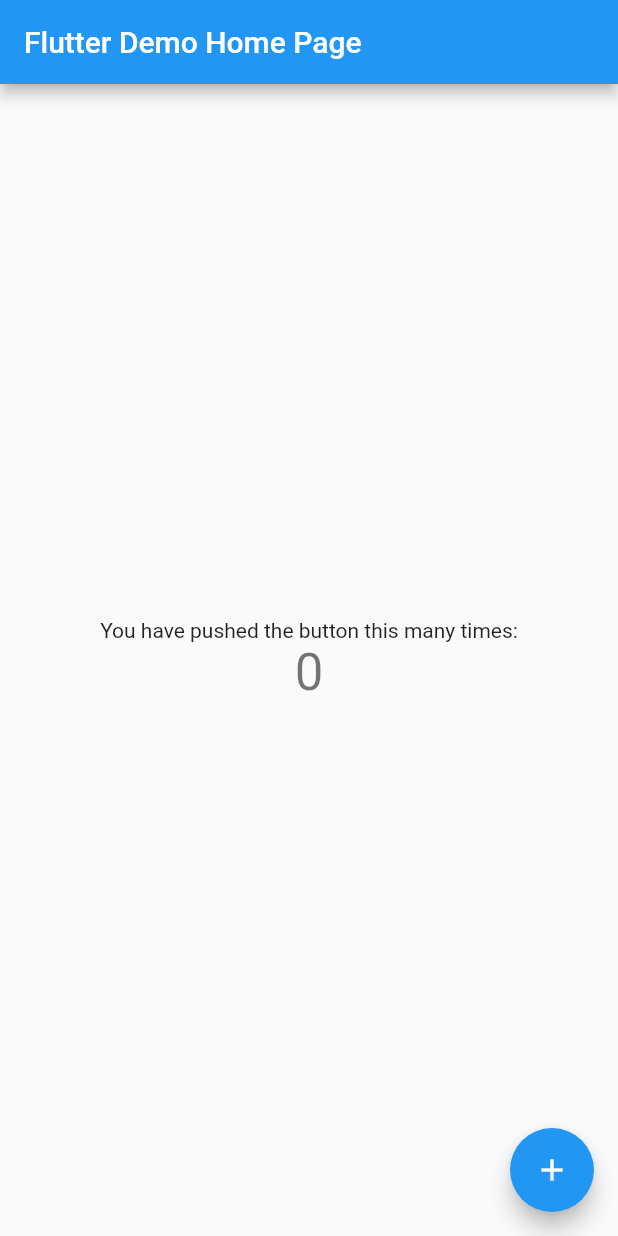
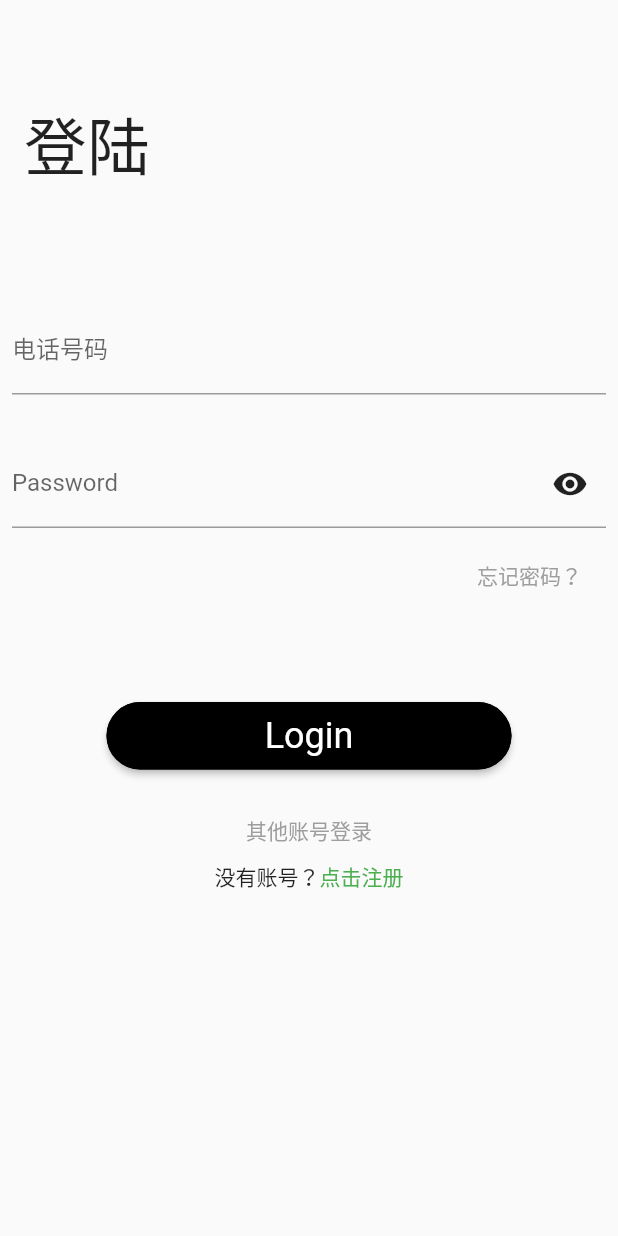
Before and after one commit to hl2015222050145/Flutter_Native, a Flutter app: the screen it shows after launch, on a phone screen of 412 x 824 dp. Run offline on Flutter 3.47's test engine with Material 2 defaults, Android fonts, the phone set to English and light mode, and no system bars.

Commit message:
登陆界面修改

```diff
--- /dev/null
+++ b/flutter_demo/lib/Login/UI/LoginPage.dart
@@ -0,0 +1,174 @@
+/*
+ * Created by mannyhuang on 2019/11/21.
+ * 登录页面
+ */
+
+import 'package:flutter/material.dart';
+//import 'package:groovin_material_icons/groovin_material_icons.dart';
+
+class LoginPage extends StatefulWidget {
+  @override
+  _LoginPageState createState() => _LoginPageState();
+}
+
+class _LoginPageState extends State<LoginPage> {
+//变量区域
+  final _formKey = GlobalKey<FormState>();
+  String _phoneNum, _password;
+  bool _isObscure = true;//密码是否显示
+  @override
+  Widget build(BuildContext context) {
+  return Scaffold(
+    body: SafeArea(
+      child: Form(
+        key: _formKey,
+        child: ListView(
+        padding: EdgeInsets.all(8.0),
+        children: <Widget>[
+          SizedBox(
+            height: 48,
+          ),
+          buildTitle(),
+          SizedBox(height: 70.0),
+          buildUserTextField(),
+          SizedBox(height: 30.0),
+          buildPasswordTextField(context),
+          buildForgetPasswordText(context),
+          SizedBox(height: 60.0),
+          buildLoginButton(context),
+          SizedBox(height: 30.0),
+          buildOtherLoginText(),
+          buildRegisterText(context),
+        ],
+      ),
+      ),
+    ),
+  );
+  }
+
+  Padding buildTitle() {
+    return Padding(
+      padding: EdgeInsets.all(8.0),
+      child: Text(
+        '登陆',
+        style: TextStyle(fontSize: 42.0),
+      ),
+    );
+  }
+  TextFormField buildUserTextField() {
+    return TextFormField(
+      decoration: InputDecoration(
+        labelText: '电话号码',
+      ),
+      validator: (String value) {
+        var emailReg = RegExp(
+            r"\d{3}-\d{8}|\d{4}-\{7,8}");
+        if (!emailReg.hasMatch(value)) {
+          return '请输入正确的电话号码';
+        }
+      },
+      onSaved: (String value) => _phoneNum = value,
+    );
+  }
+
+  TextFormField buildPasswordTextField(BuildContext context) {
+    return TextFormField(
+      onSaved: (String value) => _password = value,
+      obscureText: _isObscure,
+      validator: (String value) {
+        if (value.isEmpty) {
+          return '请输入密码';
+        }
+      },
+      decoration: InputDecoration(
+          labelText: 'Password',
+          suffixIcon: IconButton(
+              icon: Icon(
+                Icons.remove_red_eye,
+                color: Theme.of(context).iconTheme.color,
+              ),
+              onPressed: () {
+                setState(() {
+                  _isObscure = !_isObscure;
+                });
+              })),
+    );
+  }
+
+  Padding buildForgetPasswordText(BuildContext context) {
+    return Padding(
+      padding: const EdgeInsets.only(top: 8.0),
+      child: Align(
+        alignment: Alignment.centerRight,
+        child: FlatButton(
+          child: Text(
+            '忘记密码？',
+            style: TextStyle(fontSize: 14.0, color: Colors.grey),
+          ),
+          onPressed: () {
+            Navigator.pop(context);
+          },
+        ),
+      ),
+    );
+  }
+
+
+  Align buildLoginButton(BuildContext context) {
+    return Align(
+      child: SizedBox(
+        height: 45.0,
+        width: 270.0,
+        child: RaisedButton(
+          child: Text(
+            'Login',
+            style: Theme.of(context).primaryTextTheme.headline,
+          ),
+          color: Colors.black,
+          onPressed: () {
+            if (_formKey.currentState.validate()) {
+              _formKey.currentState.save();
+              print('email:$_phoneNum , assword:$_password');
+              Navigator.pop(context);
+            }
+          },
+          shape: StadiumBorder(side: BorderSide()),
+        ),
+      ),
+    );
+  }
+
+    Align buildOtherLoginText() {
+    return Align(
+        alignment: Alignment.center,
+        child: Text(
+          '其他账号登录',
+          style: TextStyle(color: Colors.grey, fontSize: 14.0),
+        ));
+  }
+
+    Align buildRegisterText(BuildContext context) {
+    return Align(
+      alignment: Alignment.center,
+      child: Padding(
+        padding: EdgeInsets.only(top: 10.0),
+        child: Row(
+          mainAxisAlignment: MainAxisAlignment.center,
+          children: <Widget>[
+            Text('没有账号？'),
+            GestureDetector(
+              child: Text(
+                '点击注册',
+                style: TextStyle(color: Colors.green),
+              ),
+              onTap: () {
+                print('去注册');
+                Navigator.pop(context);
+              },
+            ),
+          ],
+        ),
+      ),
+    );
+  }
+}
--- a/flutter_demo/lib/main.dart
+++ b/flutter_demo/lib/main.dart
@@ -1,4 +1,5 @@
 import 'package:flutter/material.dart';
+import 'Login/UI/LoginPage.dart';
 
 void main() => runApp(MyApp());
 
@@ -7,104 +8,11 @@
   @override
   Widget build(BuildContext context) {
     return MaterialApp(
-      title: 'Flutter Demo',
+      title: '登陆',
       theme: ThemeData(
-        // This is the theme of your application.
-        //
-        // Try running your application with "flutter run". You'll see the
-        // application has a blue toolbar. Then, without quitting the app, try
-        // changing the primarySwatch below to Colors.green and then invoke
-        // "hot reload" (press "r" in the console where you ran "flutter run",
-        // or press Run > Flutter Hot Reload in a Flutter IDE). Notice that the
-        // counter didn't reset back to zero; the application is not restarted.
         primarySwatch: Colors.blue,
       ),
-      home: MyHomePage(title: 'Flutter Demo Home Page'),
+      home: LoginPage(),
     );
   }
 }
-
-class MyHomePage extends StatefulWidget {
-  MyHomePage({Key key, this.title}) : super(key: key);
-
-  // This widget is the home page of your application. It is stateful, meaning
-  // that it has a State object (defined below) that contains fields that affect
-  // how it looks.
-
-  // This class is the configuration for the state. It holds the values (in this
-  // case the title) provided by the parent (in this case the App widget) and
-  // used by the build method of the State. Fields in a Widget subclass are
-  // always marked "final".
-
-  final String title;
-
-  @override
-  _MyHomePageState createState() => _MyHomePageState();
-}
-
-class _MyHomePageState extends State<MyHomePage> {
-  int _counter = 0;
-
-  void _incrementCounter() {
-    setState(() {
-      // This call to setState tells the Flutter framework that something has
-      // changed in this State, which causes it to rerun the build method below
-      // so that the display can reflect the updated values. If we changed
-      // _counter without calling setState(), then the build method would not be
-      // called again, and so nothing would appear to happen.
-      _counter++;
-    });
-  }
-
-  @override
-  Widget build(BuildContext context) {
-    // This method is rerun every time setState is called, for instance as done
-    // by the _incrementCounter method above.
-    //
-    // The Flutter framework has been optimized to make rerunning build methods
-    // fast, so that you can just rebuild anything that needs updating rather
-    // than having to individually change instances of widgets.
-    return Scaffold(
-      appBar: AppBar(
-        // Here we take the value from the MyHomePage object that was created by
-        // the App.build method, and use it to set our appbar title.
-        title: Text(widget.title),
-      ),
-      body: Center(
-        // Center is a layout widget. It takes a single child and positions it
-        // in the middle of the parent.
-        child: Column(
-          // Column is also a layout widget. It takes a list of children and
-          // arranges them vertically. By default, it sizes itself to fit its
-          // children horizontally, and tries to be as tall as its parent.
-          //
-          // Invoke "debug painting" (press "p" in the console, choose the
-          // "Toggle Debug Paint" action from the Flutter Inspector in Android
-          // Studio, or the "Toggle Debug Paint" command in Visual Studio Code)
-          // to see the wireframe for each widget.
-          //
-          // Column has various properties to control how it sizes itself and
-          // how it positions its children. Here we use mainAxisAlignment to
-          // center the children vertically; the main axis here is the vertical
-          // axis because Columns are vertical (the cross axis would be
-          // horizontal).
-          mainAxisAlignment: MainAxisAlignment.center,
-          children: <Widget>[
-            Text(
-              'You have pushed the button this many times:',
-            ),
-            Text(
-              '$_counter',
-              style: Theme.of(context).textTheme.display1,
-            ),
-          ],
-        ),
-      ),
-      floatingActionButton: FloatingActionButton(
-        onPressed: _incrementCounter,
-        tooltip: 'Increment',
-        child: Icon(Icons.add),
-      ), // This trailing comma makes auto-formatting nicer for build methods.
-    );
-  }
-}
```
Also changed, not shown: 1 other file.
